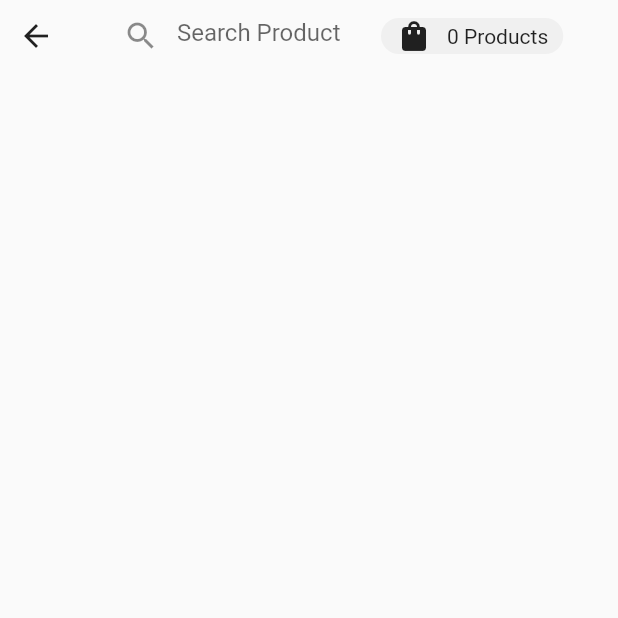
After one commit to Nour-2003/E-Commerce_FlutterApp, a Flutter app: the searchresult screen opened directly, on a phone screen of 412 x 824 dp, the top half of it. The commit adds this screen. Run offline on Flutter 3.47's test engine with Material 2 defaults, Android fonts, the light colour scheme and no system bars; our stand-ins replace flutter_svg.

Commit message:
final search product

```diff
--- /dev/null
+++ b/lib/screens/searchresult.dart
@@ -0,0 +1,98 @@
+import 'package:flutter/material.dart';
+import 'package:training_project/models/product.dart';
+import 'package:training_project/screens/ProductDetailsScreen.dart';
+
+class searchresult extends StatefulWidget {
+  @override
+  _searchresultState createState() => _searchresultState();
+}
+
+class _searchresultState extends State<searchresult> {
+  List<Product> filteredProducts = []; // Store filtered products here
+  String searchQuery = '';
+
+  void updateFilteredProducts(String query) {
+    setState(() {
+      searchQuery = query;
+      filteredProducts = demoProducts
+          .where((product) =>
+          product.title.toLowerCase().contains(query.toLowerCase()))
+          .toList();
+    });
+  }
+
+  @override
+  Widget build(BuildContext context) {
+    return Scaffold(
+      body: SafeArea(
+        child: Column(
+          children: [
+            Row(
+              children: [
+                IconButton(
+                  icon: Icon(Icons.arrow_back),
+                  onPressed: () {
+                    // Handle the back button action here
+                    Navigator.pop(context);
+                  },
+                ),
+                Container(
+                  width: MediaQuery.of(context).size.width * 0.5,
+                  padding: EdgeInsets.symmetric(
+                    horizontal:
+                    (20 / 375.0) * MediaQuery.of(context).size.width,
+                  ),
+                  child: TextField(
+                    onChanged: updateFilteredProducts,
+                    decoration: InputDecoration(
+                      enabledBorder: InputBorder.none,
+                      focusedBorder: InputBorder.none,
+                      hintText: "Search Product",
+                      prefixIcon: Icon(Icons.search),
+                    ),
+                  ),
+                ),
+                Container(
+                  decoration: BoxDecoration(
+                    color: const Color(0xFF979797).withOpacity(0.1),
+                    borderRadius: BorderRadius.circular(15),
+                  ),
+                  padding: EdgeInsets.symmetric(horizontal: 10),
+                  child: Row(
+                    children: [
+                      Icon(Icons.shopping_bag),
+                      SizedBox(width: 10),
+                      Text('${filteredProducts.length} Products'),
+                    ],
+                  ),
+                ),
+              ],
+            ),
+            SizedBox(height: 20),
+            Expanded(
+              child: ListView.builder(
+                itemCount: filteredProducts.length,
+                itemBuilder: (context, index) {
+                  return ListTile(
+                    title: Text(filteredProducts[index].title),
+                    onTap: () {
+                      // Navigate to the product details screen
+                      Navigator.push(
+                        context,
+                        MaterialPageRoute(
+                          builder: (context) => ProductDetailsScreen(
+                            product: filteredProducts[index],
+                          ),
+                        ),
+                      );
+                    },
+                  );
+                },
+              ),
+            ),
+          ],
+        ),
+      ),
+    );
+  }
+}
```
Also changed, not shown: lib/home/components/search.dart (+7 -2 lines), lib/screens/ProductDetailsScreen.dart (added, +86 -0 lines).
